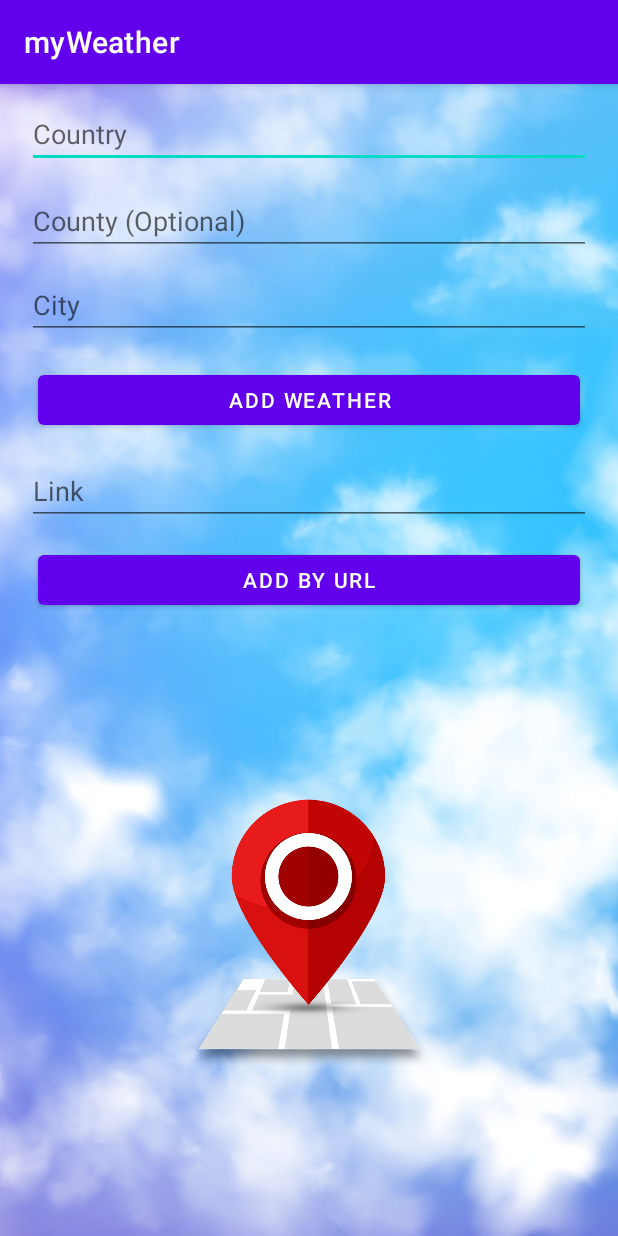
After one commit to code-Adrian/myWeather, an Android app: the WeatherActivity screen opened directly, with no data from a screen before it, on a phone screen of 412 x 824 dp. The commit adds this screen. Run offline under Robolectric (Android 15) with nearby library versions, the phone set to English and light mode, and no system bars.

Commit message:
Created WeatherActivity.kt Created a menu for inflation to WeatherListActivity. Implemented empty methods to Firebase_store for future. Integrated Main.kt as application with WeatherListActivity. Added Plus item to WeatherListActivity menu to access WeatherActivity.kt view Added Textviews and buttons without functionality in the weather_activity.xml Downloaded and imported a new location image for WeatherActivity view. Added two new Strings to WeatherModel for future use.

```diff
--- a/app/src/main/AndroidManifest.xml
+++ b/app/src/main/AndroidManifest.xml
@@ -6,6 +6,7 @@
     <uses-permission android:name="android.permission.ACCESS_FINE_LOCATION" />
 
     <application
+        android:name=".main.Main"
         android:allowBackup="true"
         android:icon="@mipmap/ic_launcher"
         android:label="@string/app_name"
@@ -13,6 +14,7 @@
         android:supportsRtl="true"
         android:theme="@style/Theme.MyWeather">
        <activity android:name=".activities.WeatherListActivity"></activity>
+        <activity android:name=".activities.WeatherActivity"></activity>
         <activity
             android:name=".activities.MenuActivity"
             tools:ignore="Instantiatable">
--- a/app/src/main/java/org/wit/myweather/activities/MenuActivity.kt
+++ b/app/src/main/java/org/wit/myweather/activities/MenuActivity.kt
@@ -7,6 +7,7 @@ import kotlinx.android.synthetic.main.mainmenu_activity.*
 import org.jetbrains.anko.intentFor
 import org.jetbrains.anko.startActivityForResult
 import org.wit.myweather.R
+import org.wit.myweather.main.Main
 
 class MenuActivity : AppCompatActivity(){
 
--- /dev/null
+++ b/app/src/main/java/org/wit/myweather/activities/WeatherActivity.kt
@@ -0,0 +1,14 @@
+package org.wit.myweather.activities
+
+import android.os.Bundle
+import android.os.PersistableBundle
+import androidx.appcompat.app.AppCompatActivity
+import org.wit.myweather.R
+
+class WeatherActivity: AppCompatActivity() {
+
+    override fun onCreate(savedInstanceState: Bundle?) {
+        super.onCreate(savedInstanceState)
+        setContentView(R.layout.weather_activity)
+    }
+}
--- a/app/src/main/java/org/wit/myweather/models/WeatherModel.kt
+++ b/app/src/main/java/org/wit/myweather/models/WeatherModel.kt
@@ -9,4 +9,7 @@ import kotlinx.android.parcel.Parcelize
                             var Country: String = "",
                             var County: String = "",
                             var City: String = "",
-                            var Temperature: String = "") : Parcelable
+                            var Temperature: String = "",
+
+                            var WebLocationID : String = "",
+                            var WebTemperatureClass : String = "") : Parcelable
--- a/app/src/main/res/layout/mainmenu_activity.xml
+++ b/app/src/main/res/layout/mainmenu_activity.xml
@@ -110,7 +110,7 @@ android:layout_marginTop="30dp"
             android:id="@+id/menu_button"
             android:layout_width="match_parent"
             android:layout_height="wrap_content"
-            android:text="All Weather"
+            android:text="View Weather List"
             android:background="@drawable/round"
 
             />
--- /dev/null
+++ b/app/src/main/res/layout/weather_activity.xml
@@ -0,0 +1,109 @@
+<?xml version="1.0" encoding="utf-8"?>
+<androidx.constraintlayout.widget.ConstraintLayout xmlns:android="http://schemas.android.com/apk/res/android"
+    xmlns:app="http://schemas.android.com/apk/res-auto"
+    xmlns:tools="http://schemas.android.com/tools"
+    android:layout_width="match_parent"
+    android:layout_height="match_parent"
+    android:background="@drawable/background_image"
+    >
+
+
+    <EditText
+        android:id="@+id/editTextTextPersonName"
+        android:layout_width="0dp"
+        android:layout_height="40dp"
+        android:layout_marginTop="16dp"
+        android:layout_marginLeft="18dp"
+        android:layout_marginRight="18dp"
+        android:ems="10"
+        android:inputType="textPersonName"
+        android:hint="Country"
+        app:layout_constraintEnd_toEndOf="parent"
+        app:layout_constraintHorizontal_bias="0.47"
+        app:layout_constraintStart_toStartOf="parent"
+        app:layout_constraintTop_toTopOf="parent" />
+
+
+
+    <EditText
+        android:id="@+id/editTextTextPersonName2"
+        android:layout_width="0dp"
+        android:layout_height="42dp"
+        android:layout_marginTop="72dp"
+        android:layout_marginLeft="18dp"
+        android:layout_marginRight="18dp"
+        android:ems="10"
+        android:inputType="textPersonName"
+        android:hint="County (Optional)"
+        app:layout_constraintEnd_toEndOf="parent"
+        app:layout_constraintHorizontal_bias="0.47"
+        app:layout_constraintStart_toStartOf="parent"
+        app:layout_constraintTop_toTopOf="parent" />
+
+    <EditText
+        android:id="@+id/editTextTextPersonName3"
+        android:layout_width="0dp"
+        android:layout_height="42dp"
+        android:layout_marginTop="128dp"
+        android:ems="10"
+        android:inputType="textPersonName"
+        android:hint="City"
+        android:layout_marginLeft="18dp"
+        android:layout_marginRight="18dp"
+        app:layout_constraintEnd_toEndOf="parent"
+        app:layout_constraintHorizontal_bias="0.47"
+        app:layout_constraintStart_toStartOf="parent"
+        app:layout_constraintTop_toTopOf="parent" />
+
+
+    <Button
+        android:id="@+id/button"
+        android:layout_width="0dp"
+        android:layout_height="45dp"
+        android:layout_marginTop="188dp"
+        android:text="Add Weather"
+        android:layout_marginLeft="25dp"
+        android:layout_marginRight="25dp"
+        app:layout_constraintEnd_toEndOf="parent"
+        app:layout_constraintStart_toStartOf="parent"
+        app:layout_constraintTop_toTopOf="parent" />
+
+    <Button
+        android:id="@+id/button2"
+        android:layout_width="0dp"
+        android:layout_height="45dp"
+        android:layout_marginTop="308dp"
+        android:layout_marginLeft="25dp"
+        android:layout_marginRight="25dp"
+        android:text="Add by URL"
+        app:layout_constraintEnd_toEndOf="parent"
+        app:layout_constraintStart_toStartOf="parent"
+        app:layout_constraintTop_toTopOf="parent" />
+
+    <EditText
+        android:id="@+id/editTextTextPersonName4"
+        android:layout_width="0dp"
+        android:layout_height="42dp"
+        android:layout_marginTop="252dp"
+        android:layout_marginLeft="18dp"
+        android:layout_marginRight="18dp"
+        android:ems="10"
+        android:hint="Link"
+        android:inputType="textPersonName"
+        app:layout_constraintEnd_toEndOf="parent"
+        app:layout_constraintHorizontal_bias="0.47"
+        app:layout_constraintStart_toStartOf="parent"
+        app:layout_constraintTop_toTopOf="parent" />
+
+    <ImageView
+        android:id="@+id/imageView"
+        android:layout_width="276dp"
+        android:layout_height="275dp"
+        app:layout_constraintBottom_toBottomOf="parent"
+        app:layout_constraintEnd_toEndOf="parent"
+        app:layout_constraintStart_toStartOf="parent"
+        app:layout_constraintTop_toBottomOf="@+id/button2"
+        app:srcCompat="@drawable/location" />
+
+
+</androidx.constraintlayout.widget.ConstraintLayout>
```
Also changed, not shown: app/src/main/java/org/wit/myweather/activities/WeatherListActivity.kt (+44 -2 lines), app/src/main/java/org/wit/myweather/main/Main.kt (+9 -1 lines), app/src/main/java/org/wit/myweather/models/FireBase_Store.kt (+27 -1 lines), app/src/main/res/menu/weatherlist_menu.xml (added, +10 -0 lines), app/src/main/res/drawable-v24/location.png (added).
